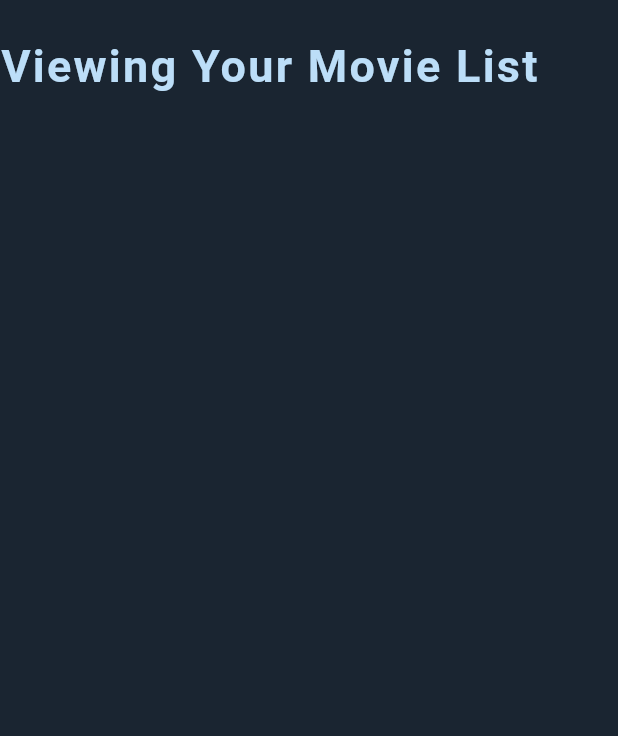
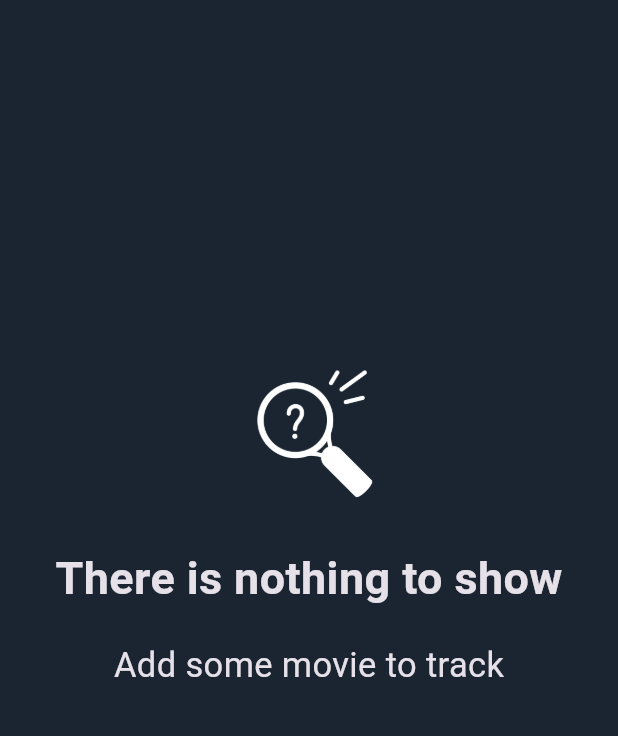
Before and after one commit to ekinutkuu/WatchList, a Flutter app: the Watchlist screen opened by its route, on a phone screen of 412 x 824 dp, the part 80-816 px from its top. Run offline on Flutter 3.47's test engine with Material 3 defaults, Android fonts, the phone set to English and light mode, and no system bars; our stand-ins replace carousel_slider, hive, hive_flutter; accounts and stored records are empty; statements that could not run were skipped.

Commit message:
added: if watch list is empty, specific icon and text will appear on watchlist page

```diff
--- a/lib/screens/watchlist.dart
+++ b/lib/screens/watchlist.dart
@@ -24,10 +24,6 @@ class _WatchlistState extends State<Watchlist> {
   void initState(){
     super.initState();
     _refreshMovies();
-    //print(_movies);
-    //print(_movies[0]);
-    //print(_movies[0]["title"]);
-    //print(_movies[0]["image"]);
   }
 
   void _refreshMovies() {
@@ -61,6 +57,10 @@ class _WatchlistState extends State<Watchlist> {
 
   @override
   Widget build(BuildContext context) {
+
+    double deviceWidth = MediaQuery.of(context).size.width;
+    double deviceHeight = MediaQuery.of(context).size.height;
+
     return Scaffold(
       /* sidebar.dart */
       drawer: SideBar(activePage: "Watchlist"),
@@ -83,6 +83,26 @@ class _WatchlistState extends State<Watchlist> {
         child: Column(
           children: [
             SizedBox(height: 20.0,),
+            _movies.isEmpty
+              /* If watch list is empty */
+              ? Container(
+              width: deviceWidth,
+              height: deviceHeight - 165.0,
+              color: Colors.transparent,
+              child: Column(
+                mainAxisAlignment: MainAxisAlignment.center,
+                children: [
+                  Image.asset("assets/empty.png", width: 90.0, height: 90.0,),
+                  SizedBox(height: 30.0,),
+                  Text("There is nothing to show", style: TextStyle(fontSize: 30.0, fontWeight: FontWeight.bold),),
+                  SizedBox(height: 20.0,),
+                  Text("Add some movie to track", style: TextStyle(fontSize: 23.0),),
+                ],
+              ),
+              )
+              /* If watch list isn't empty */
+              : Column(
+                children: [
                   Text(
                     "Viewing Your Movie List",
                     style: TextStyle(
@@ -93,7 +113,7 @@ class _WatchlistState extends State<Watchlist> {
                     ),
                   ),
                   SizedBox(height: 20.0,),
-            for(int i=0; i <= _movies.length - 1; i++)
+                  for (int i = 0; i <= _movies.length - 1; i++)
                     Column(
                       children: [
                         WatchListItems(
@@ -106,6 +126,8 @@ class _WatchlistState extends State<Watchlist> {
                     ),
                 ],
               ),
+          ],
+        ),
       ),
 
     );
```
Also changed, not shown: assets/empty.png (added). Lines whose indentation alone changed are shown as unchanged.
